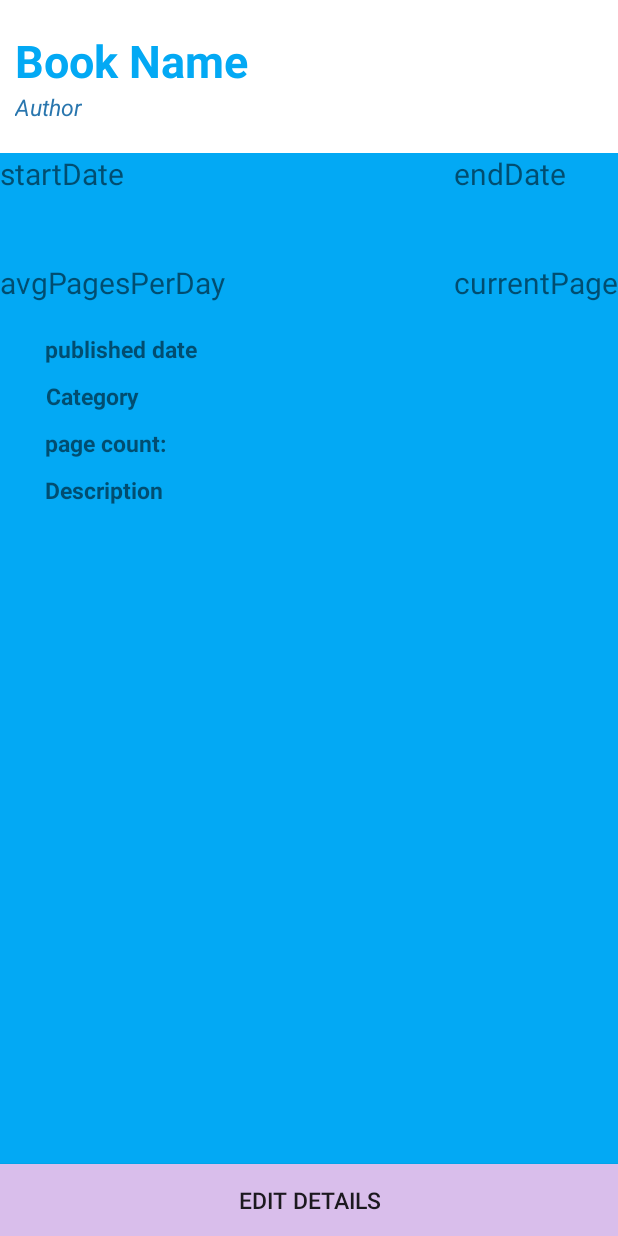
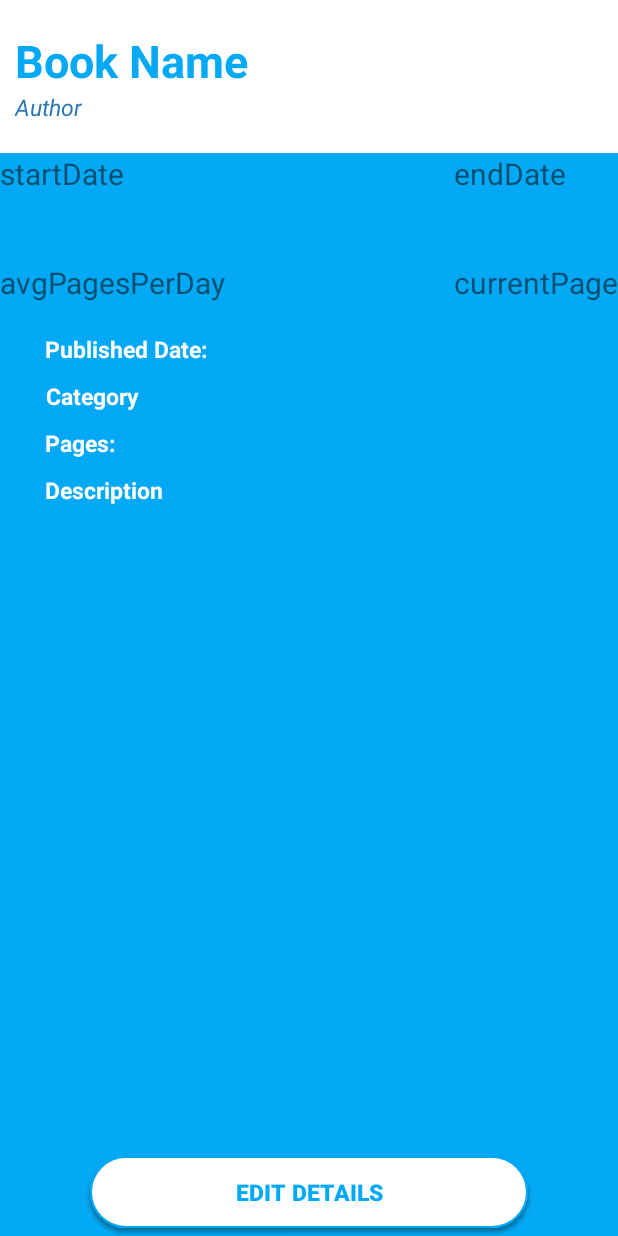
Before and after one commit to kderrick/android_bookTracker, an Android app: the layout fragment_book_detail.xml on its own in the app's theme, with its tools: preview values and no code run, on a phone screen of 412 x 824 dp. Run offline under Robolectric (Android 15) with nearby library versions, the phone set to English and light mode, and no system bars.

Commit message:
style book_list_item

```diff
--- a/app/src/main/java/epicodus/booktracker/ui/BookDetailFragment.java
+++ b/app/src/main/java/epicodus/booktracker/ui/BookDetailFragment.java
@@ -117,7 +117,7 @@ public class BookDetailFragment extends Fragment implements View.OnClickListener
         }
         mAuthorLabel.setText(mBook.getAuthor());
         mBookNameLabel.setText(mBook.getTitle());
-        mDescriptionLabel.setText(mBook.getDescription());
+        mDescriptionLabel.setText("Description:\n" + mBook.getDescription());
         //mPageCountLabel.setText(mBook.getPageCount());
 
         return view;
--- a/app/src/main/res/layout/activity_book_list.xml
+++ b/app/src/main/res/layout/activity_book_list.xml
@@ -9,7 +9,7 @@
     <TextView
         android:layout_width="wrap_content"
         android:layout_height="wrap_content"
-        android:text="Results"
+        android:text="Your Library"
         android:id="@+id/libraryHeaderTextView"
         android:textStyle="bold"
         android:textColor="@color/colorPrimaryDark"
--- a/app/src/main/res/layout/fragment_book_detail.xml
+++ b/app/src/main/res/layout/fragment_book_detail.xml
@@ -21,7 +21,7 @@
 
 
             <TextView
-                android:layout_width="300dp"
+                android:layout_width="250dp"
                 android:layout_height="wrap_content"
                 android:text="Book Name"
                 android:id="@+id/bookNameTextView"
@@ -126,10 +126,11 @@
                 <TextView
                     android:layout_width="wrap_content"
                     android:layout_height="wrap_content"
-                    android:text="published date"
+                    android:text="Published Date:"
                     android:drawablePadding="4dp"
                     android:textSize="15sp"
                     android:textStyle="bold"
+                    android:textColor="@color/white"
                     android:layout_marginBottom="10dp"
                     android:gravity="center_vertical"/>
 
@@ -141,17 +142,19 @@
                     android:drawablePadding="4dp"
                     android:textSize="15sp"
                     android:textStyle="bold"
+                    android:textColor="@color/white"
                     android:layout_marginBottom="10dp"
                     android:gravity="center"/>
 
                 <TextView
                     android:layout_width="wrap_content"
                     android:layout_height="wrap_content"
-                android:text="page count: "
+                    android:text="Pages: "
                     android:drawablePadding="4dp"
                     android:id="@+id/pageCountTextView"
                     android:textSize="15sp"
                     android:textStyle="bold"
+                    android:textColor="@color/white"
                     android:layout_marginBottom="10dp"
                     android:gravity="center_vertical"/>
 
@@ -165,6 +168,7 @@
                         android:layout_width="wrap_content"
                         android:layout_height="wrap_content"
                         android:text="Description"
+                        android:textColor="@color/white"
                         android:id="@+id/descriptionTextView"
                         android:drawablePadding="4dp"
                         android:textSize="15sp"
@@ -179,19 +183,33 @@
                 android:layout_width="match_parent"
                 android:layout_height="wrap_content"
                 android:text="Save book"
+                android:padding="10dp"
+                android:layout_marginLeft="60dp"
+                android:layout_marginRight="60dp"
+                android:layout_marginTop="5dp"
+                android:layout_marginBottom="5dp"
                 android:id="@+id/saveBookButton"
                 android:layout_alignParentBottom="true"
-                android:background="@color/colorAccent"
-                android:textSize="15sp" />
+                android:background="@drawable/login_button"
+                android:textColor="@drawable/login_button_color"
+                android:textSize="15sp"
+                android:textStyle="bold"/>
 
             <Button
                 android:layout_width="match_parent"
                 android:layout_height="wrap_content"
+                android:padding="10dp"
+                android:layout_marginLeft="60dp"
+                android:layout_marginRight="60dp"
+                android:layout_marginTop="5dp"
+                android:layout_marginBottom="5dp"
                 android:text="Edit Details"
                 android:id="@+id/editBookButton"
+                android:background="@drawable/login_button"
+                android:textColor="@drawable/login_button_color"
                 android:layout_alignParentBottom="true"
-                android:background="@color/colorAccent"
-                android:textSize="15sp" />
+                android:textSize="15sp"
+                android:textStyle="bold"/>
 
         </RelativeLayout>
 
```
Also changed, not shown: app/src/main/res/layout/book_list_item_drag.xml (+26 -12 lines). Lines whose indentation alone changed are shown as unchanged.
